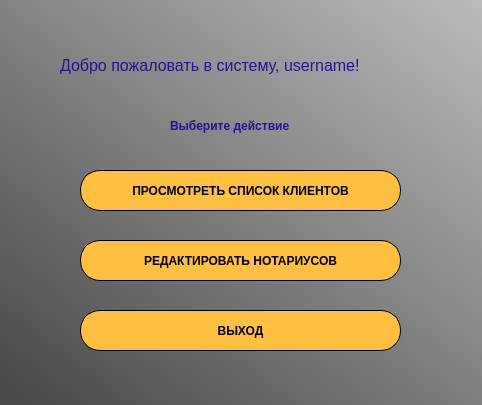
This is Interfaces/UI/AdminWindows/AdminWindow.ui in Student7751/CourseWork as Qt 5 draws it before an edit. The edited form follows.
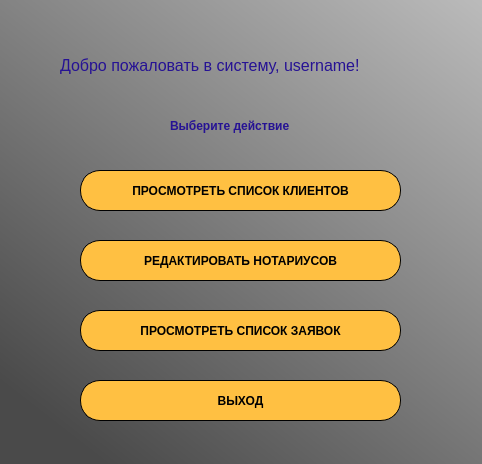
This is the edited form.

The edit to the form file:
```diff
--- a/Interfaces/UI/AdminWindows/AdminWindow.ui
+++ b/Interfaces/UI/AdminWindows/AdminWindow.ui
@@ -7,7 +7,7 @@
     <x>0</x>
     <y>0</y>
     <width>482</width>
-    <height>405</height>
+    <height>464</height>
    </rect>
   </property>
   <property name="windowTitle">
@@ -59,7 +59,7 @@
     <property name="geometry">
      <rect>
       <x>80</x>
-      <y>310</y>
+      <y>380</y>
       <width>321</width>
       <height>41</height>
      </rect>
@@ -149,6 +149,31 @@
      <string>Выберите действие</string>
     </property>
    </widget>
+   <widget class="QPushButton" name="toRecordsBtn">
+    <property name="geometry">
+     <rect>
+      <x>80</x>
+      <y>310</y>
+      <width>321</width>
+      <height>41</height>
+     </rect>
+    </property>
+    <property name="font">
+     <font>
+      <weight>75</weight>
+      <bold>true</bold>
+     </font>
+    </property>
+    <property name="styleSheet">
+     <string notr="true">border-color: rgb(255, 249, 62);
+border-radius: 20px;
+background-color: rgb(255, 192, 66);
+border: 1px solid #000000</string>
+    </property>
+    <property name="text">
+     <string>ПРОСМОТРЕТЬ СПИСОК ЗАЯВОК</string>
+    </property>
+   </widget>
   </widget>
  </widget>
  <resources/>
```
Left out of the diff: 10 changed lines with no effect on the pictures.
